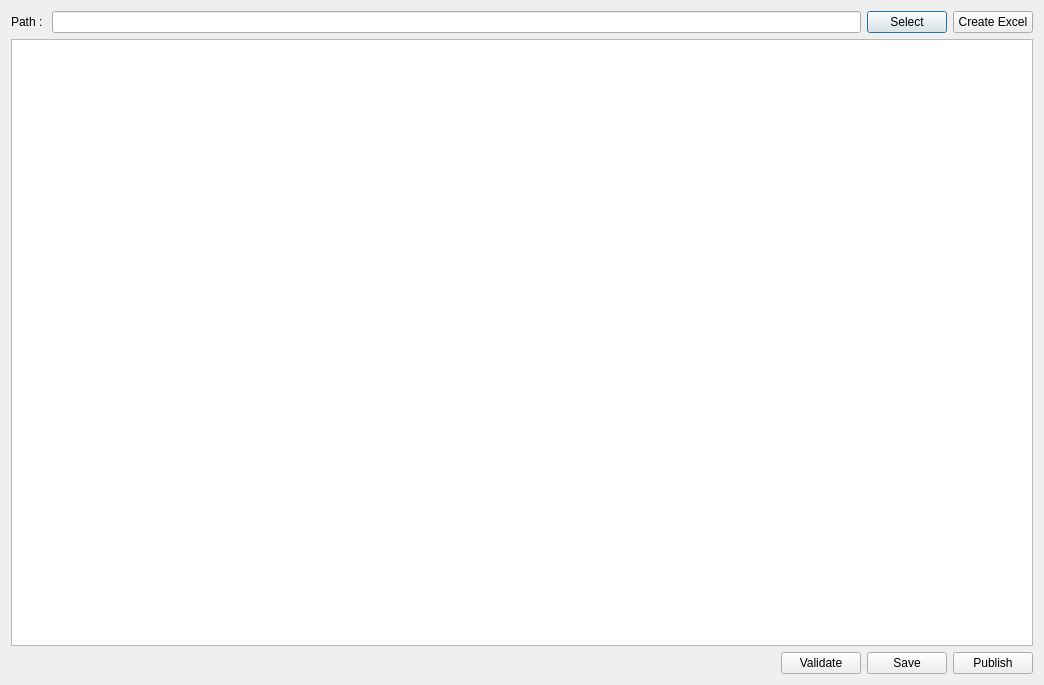
This is resources/dialog.ui in onetera/tk-iomanager as Qt 5 draws it before an edit. The edited form follows.
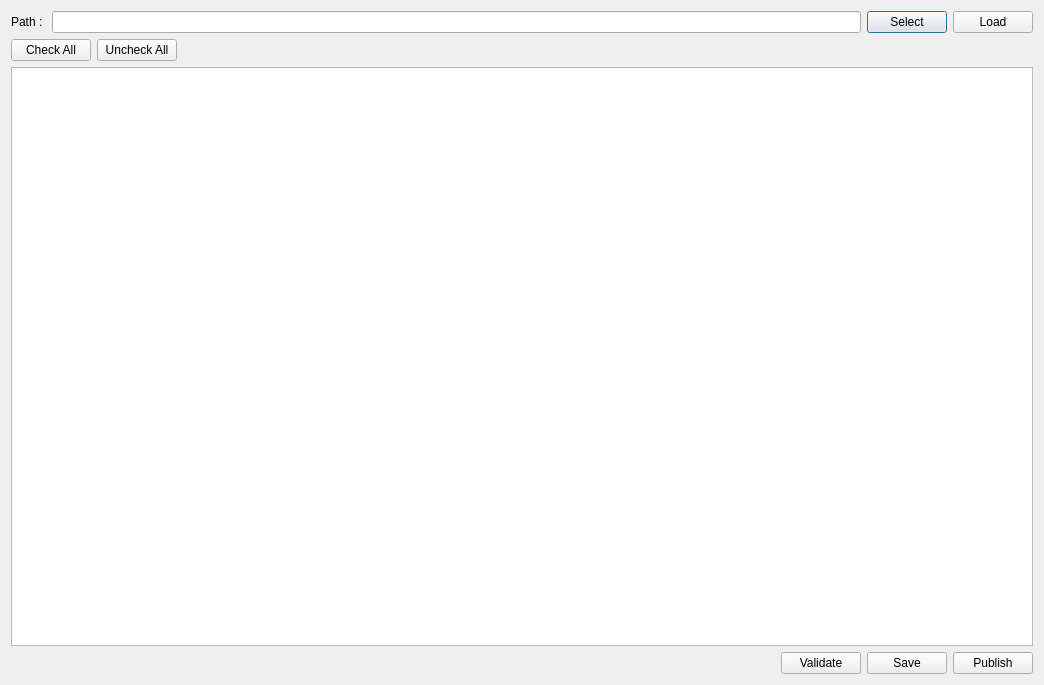
This is the edited form.

```diff
--- a/resources/dialog.ui
+++ b/resources/dialog.ui
@@ -36,12 +36,43 @@
      <item>
       <widget class="QPushButton" name="create_excel">
        <property name="text">
-        <string>Create Excel</string>
+        <string>Load</string>
        </property>
       </widget>
      </item>
     </layout>
    </item>
+   <item>
+    <layout class="QHBoxLayout" name="horizontalLayout_3">
+     <item>
+      <widget class="QPushButton" name="check_all_btn">
+       <property name="text">
+        <string>Check All</string>
+       </property>
+      </widget>
+     </item>
+     <item>
+      <widget class="QPushButton" name="uncheck_all_btn">
+       <property name="text">
+        <string>Uncheck All</string>
+       </property>
+      </widget>
+     </item>
+     <item>
+      <spacer name="horizontalSpacer">
+       <property name="orientation">
+        <enum>Qt::Horizontal</enum>
+       </property>
+       <property name="sizeHint" stdset="0">
+        <size>
+         <width>40</width>
+         <height>20</height>
+        </size>
+       </property>
+      </spacer>
+     </item>
+    </layout>
+   </item>
    <item>
     <widget class="QTableView" name="seq_model_view"/>
    </item>
```
